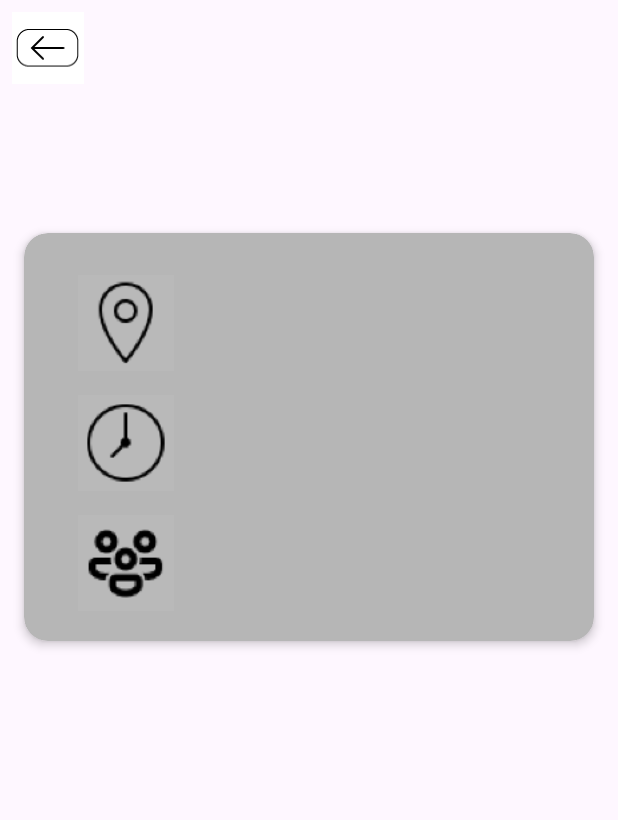
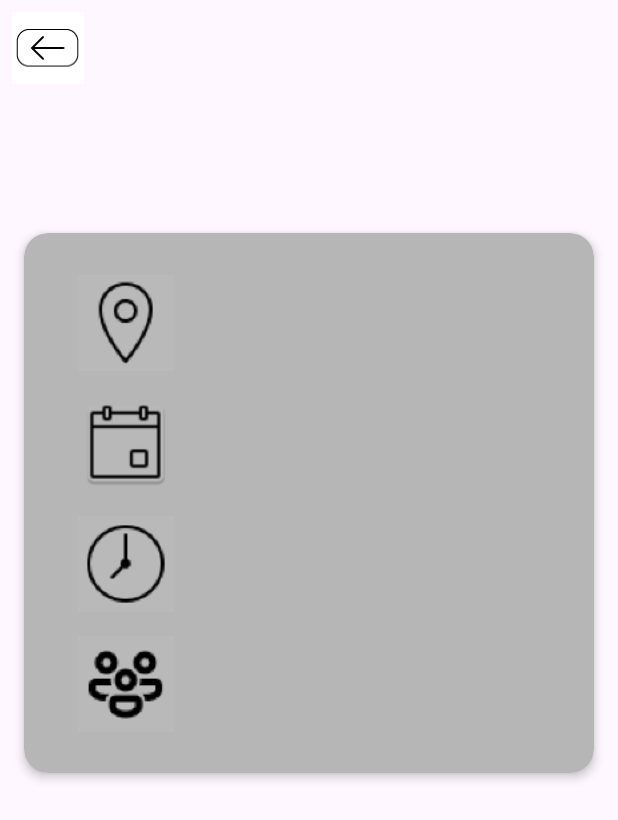
Before and after one commit to ElHurron/sma5-gc-hp, an Android app: the TrainingDetailsActivity screen opened directly, with no data from a screen before it, on a phone screen of 412 x 824 dp. Shown: the top 820 px of the screen. Run offline under Robolectric (Android 15) with nearby library versions, the light colour scheme and no system bars; our stand-ins replace Firebase (no records; nobody signed in at launch, a user with empty details on screens opened directly); 1 statement that could not run was skipped.

Commit message:
modify training details

```diff
--- a/SMA5Training/app/src/main/java/com/example/sma5/training/models/Training.kt
+++ b/SMA5Training/app/src/main/java/com/example/sma5/training/models/Training.kt
@@ -15,8 +15,8 @@ var zoneId = ZoneId.of("Europe/Paris")
 data class Training(
     var id: String = UUID.randomUUID().toString(),
     var title: String? = "",
-    var description: String = "",
     var creator: String = "",
+    var duration: Number = 0,
     var dateTime: String = SDF.format(Date.from(ZonedDateTime.now(zoneId).toInstant())),
     var acceptedUsers: List<String> = emptyList(),
     var declinedUsers: List<String> = emptyList(),
--- a/SMA5Training/app/src/main/res/layout/activity_training_details.xml
+++ b/SMA5Training/app/src/main/res/layout/activity_training_details.xml
@@ -46,7 +46,7 @@
     <androidx.cardview.widget.CardView
         android:id="@+id/cvwTrainingsDetails"
         android:layout_width="0dp"
-        android:layout_height="272dp"
+        android:layout_height="360dp"
         android:layout_margin="16dp"
         android:layout_marginTop="120dp"
         app:cardCornerRadius="16dp"
@@ -61,8 +61,6 @@
             android:layout_height="wrap_content"
             android:padding="20dp"
             >
-
-
 
         <ImageView
             android:id="@+id/imgLocation"
@@ -89,11 +87,35 @@
                 android:layout_marginStart="@dimen/distance_medium"/>
 
             <ImageView
+                android:id="@+id/imgCalendar"
+                android:layout_width="@dimen/distance_xxlarge"
+                android:layout_height="@dimen/distance_xxlarge"
+                android:src="@mipmap/icon_calendar"
+                app:layout_constraintStart_toStartOf="parent"
+                app:layout_constraintTop_toBottomOf="@id/txvLocation"
+                android:contentDescription="@null"
+                android:layout_marginStart="@dimen/distance_medium"
+                android:layout_marginTop="@dimen/distance_large"
+                />
+
+            <TextView
+                android:id="@+id/txvDate"
+                android:layout_width="0dp"
+                android:layout_height="wrap_content"
+                tools:text="18.01.2024, 19:00 Uhr"
+                android:textSize="24dp"
+                app:layout_constraintStart_toEndOf="@id/imgCalendar"
+                app:layout_constraintEnd_toEndOf="parent"
+                app:layout_constraintTop_toTopOf="@id/imgCalendar"
+                app:layout_constraintBottom_toBottomOf="@id/imgCalendar"
+                android:layout_marginStart="@dimen/distance_medium"/>
+
+            <ImageView
                 android:id="@+id/imgTime"
                 android:layout_width="@dimen/distance_xxlarge"
                 android:layout_height="@dimen/distance_xxlarge"
                 android:src="@mipmap/icon_uhr"
-                app:layout_constraintTop_toBottomOf="@id/imgLocation"
+                app:layout_constraintTop_toBottomOf="@id/imgCalendar"
                 app:layout_constraintStart_toStartOf="parent"
                 android:layout_marginStart="@dimen/distance_medium"
                 android:layout_marginTop="@dimen/distance_medium"
@@ -103,7 +125,7 @@
                 android:id="@+id/txvTime"
                 android:layout_width="0dp"
                 android:layout_height="wrap_content"
-                tools:text="19:00 Uhr"
+                tools:text="2 Stunden"
                 android:textSize="24dp"
                 app:layout_constraintStart_toEndOf="@id/imgTime"
                 app:layout_constraintEnd_toEndOf="parent"
```
Also changed, not shown: SMA5Training/app/src/main/res/mipmap-hdpi/icon_calendar.png (added), SMA5Training/app/src/main/res/mipmap-mdpi/icon_calendar.png (added), SMA5Training/app/src/main/res/mipmap-xhdpi/icon_calendar.png (added), SMA5Training/app/src/main/res/mipmap-xxhdpi/icon_calendar.png (added), SMA5Training/app/src/main/res/mipmap-xxxhdpi/icon_calendar.png (added).
